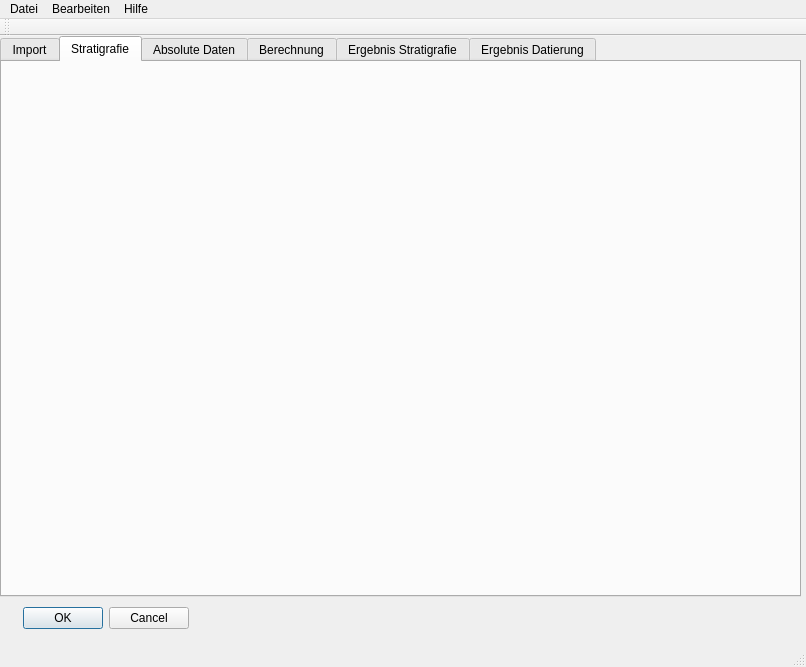
Qt form gui_strati.ui (TimoBremer/PyStrat) before a commit.
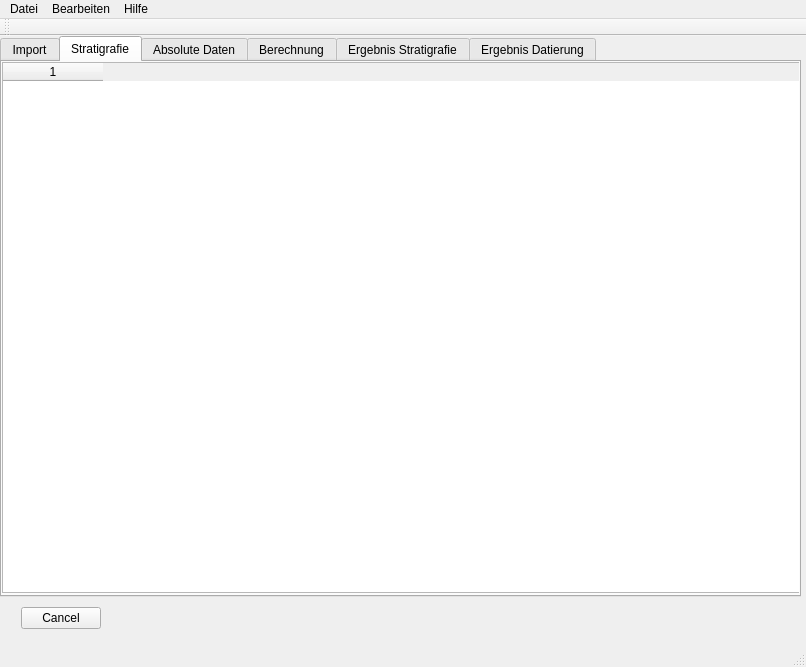
The same form after that commit. The open tabs and pages were chosen to show the change. Icons and pictures are not drawn.

Commit message: Result-Tables created

The edit to the form file:
```diff
--- a/gui_strati.ui
+++ b/gui_strati.ui
@@ -266,6 +266,23 @@
      <attribute name="title">
       <string>Stratigrafie</string>
      </attribute>
+     <widget class="QTableWidget" name="tabImpStrati">
+      <property name="geometry">
+       <rect>
+        <x>0</x>
+        <y>0</y>
+        <width>801</width>
+        <height>531</height>
+       </rect>
+      </property>
+      <property name="rowCount">
+       <number>0</number>
+      </property>
+      <property name="columnCount">
+       <number>1</number>
+      </property>
+      <column/>
+     </widget>
     </widget>
     <widget class="QWidget" name="tab_3">
      <attribute name="title">
@@ -293,7 +310,7 @@
      <rect>
       <x>0</x>
       <y>570</y>
-      <width>189</width>
+      <width>101</width>
       <height>25</height>
      </rect>
     </property>
@@ -301,7 +318,7 @@
      <enum>Qt::Horizontal</enum>
     </property>
     <property name="standardButtons">
-     <set>QDialogButtonBox::Cancel|QDialogButtonBox::Ok</set>
+     <set>QDialogButtonBox::Cancel</set>
     </property>
    </widget>
   </widget>
```
Left out of the diff: 49 changed lines with no effect on the pictures. The commit also changes 2 other files.
